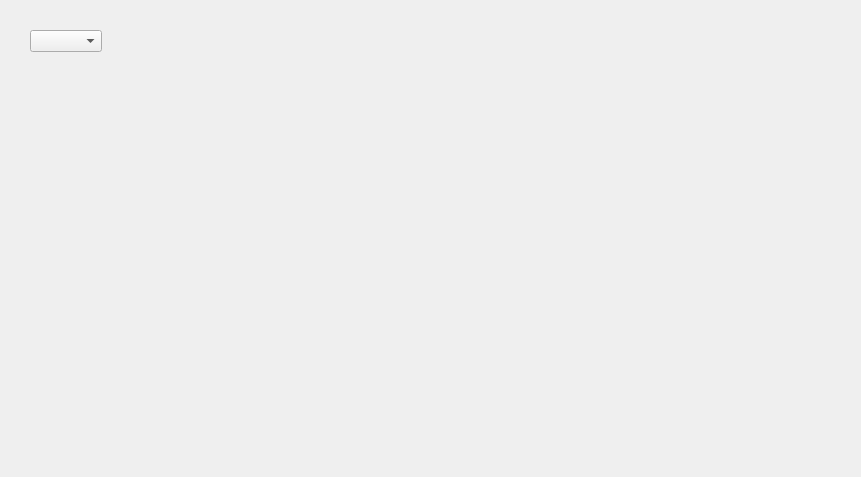
Qt form sample/PureQT/onboardSDK/autotest.ui (pavankumarbn/A50) before a commit.
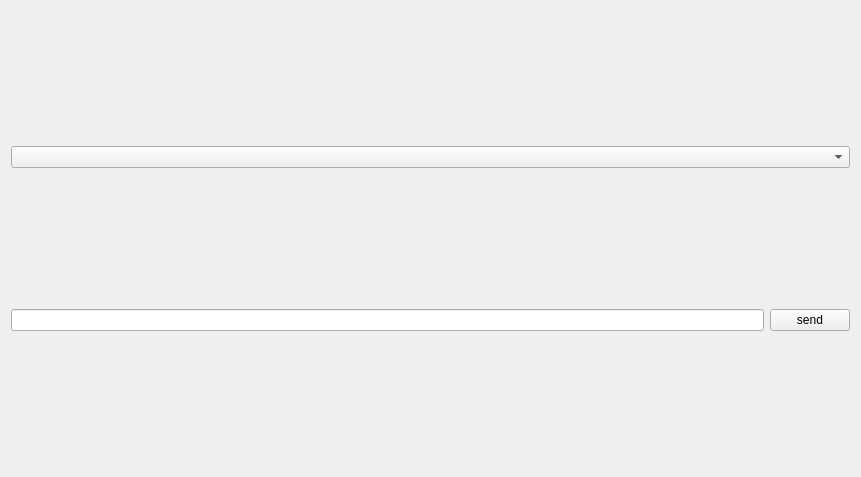
The same form after that commit.

The edit to the form file:
```diff
--- a/sample/PureQT/onboardSDK/autotest.ui
+++ b/sample/PureQT/onboardSDK/autotest.ui
@@ -13,16 +13,25 @@
   <property name="windowTitle">
    <string>Form</string>
   </property>
-  <widget class="QComboBox" name="comboBox">
-   <property name="geometry">
-    <rect>
-     <x>30</x>
-     <y>30</y>
-     <width>72</width>
-     <height>22</height>
-    </rect>
-   </property>
-  </widget>
+  <layout class="QVBoxLayout" name="verticalLayout">
+   <item>
+    <widget class="QComboBox" name="comboBox"/>
+   </item>
+   <item>
+    <layout class="QHBoxLayout" name="horizontalLayout">
+     <item>
+      <widget class="QLineEdit" name="le_inject"/>
+     </item>
+     <item>
+      <widget class="QPushButton" name="btn_send">
+       <property name="text">
+        <string>send</string>
+       </property>
+      </widget>
+     </item>
+    </layout>
+   </item>
+  </layout>
  </widget>
  <resources/>
  <connections/>
```
